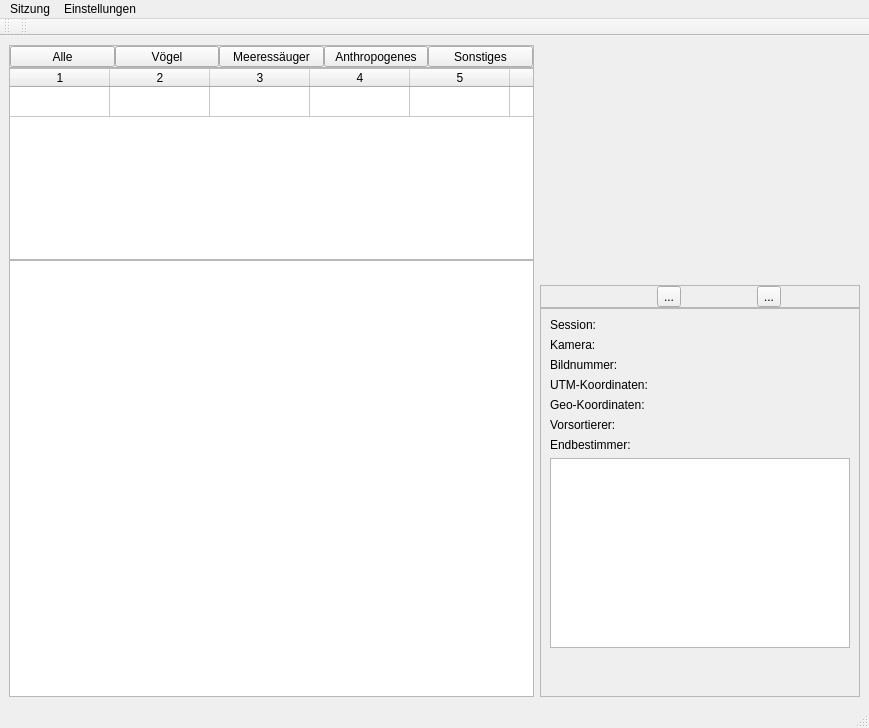
Above: ui/mainwindow.ui from ifaoe/2015-08-Daisi-Image-Library before the change. Below: the same form after it.
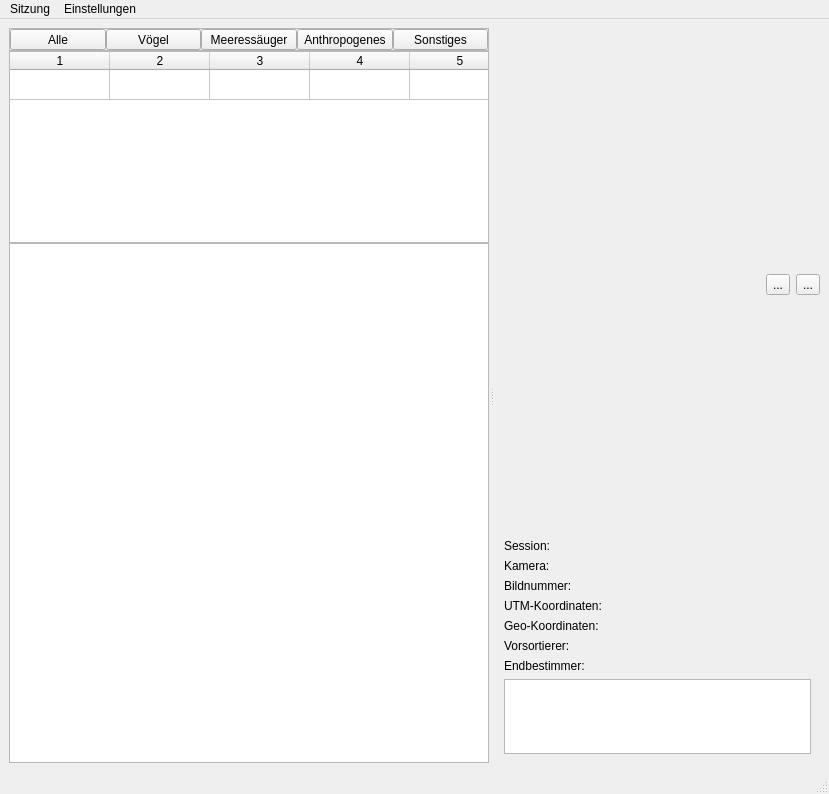
That is the form after the change. Icons and pictures are not drawn.

```diff
--- a/ui/mainwindow.ui
+++ b/ui/mainwindow.ui
@@ -6,8 +6,8 @@
    <rect>
     <x>0</x>
     <y>0</y>
-    <width>869</width>
-    <height>728</height>
+    <width>829</width>
+    <height>794</height>
    </rect>
   </property>
   <property name="windowTitle">
@@ -15,7 +15,39 @@
   </property>
   <widget class="QWidget" name="centralwidget">
    <layout class="QGridLayout" name="gridLayout">
-    <item row="1" column="0" rowspan="3" colspan="2">
+    <item row="0" column="0">
+     <widget class="QSplitter" name="splitter">
+      <property name="sizePolicy">
+       <sizepolicy hsizetype="Expanding" vsizetype="Expanding">
+        <horstretch>0</horstretch>
+        <verstretch>0</verstretch>
+       </sizepolicy>
+      </property>
+      <property name="orientation">
+       <enum>Qt::Horizontal</enum>
+      </property>
+      <property name="opaqueResize">
+       <bool>true</bool>
+      </property>
+      <property name="handleWidth">
+       <number>6</number>
+      </property>
+      <property name="childrenCollapsible">
+       <bool>true</bool>
+      </property>
+      <widget class="QWidget" name="widget_table" native="true">
+       <property name="sizePolicy">
+        <sizepolicy hsizetype="MinimumExpanding" vsizetype="MinimumExpanding">
+         <horstretch>0</horstretch>
+         <verstretch>0</verstretch>
+        </sizepolicy>
+       </property>
+       <property name="minimumSize">
+        <size>
+         <width>480</width>
+         <height>0</height>
+        </size>
+       </property>
      <layout class="QVBoxLayout" name="verticalLayout_2">
       <property name="spacing">
        <number>0</number>
@@ -276,52 +308,63 @@
        </widget>
       </item>
      </layout>
-    </item>
-    <item row="1" column="2" rowspan="3">
+      </widget>
+      <widget class="QWidget" name="widget_side" native="true">
+       <property name="sizePolicy">
+        <sizepolicy hsizetype="MinimumExpanding" vsizetype="MinimumExpanding">
+         <horstretch>0</horstretch>
+         <verstretch>0</verstretch>
+        </sizepolicy>
+       </property>
+       <property name="minimumSize">
+        <size>
+         <width>325</width>
+         <height>0</height>
+        </size>
+       </property>
+       <property name="maximumSize">
+        <size>
+         <width>16777215</width>
+         <height>16777215</height>
+        </size>
+       </property>
      <layout class="QVBoxLayout" name="verticalLayout">
       <property name="spacing">
-       <number>0</number>
-      </property>
-      <item>
-       <widget class="QWidget" name="widget_image" native="true">
-        <property name="sizePolicy">
-         <sizepolicy hsizetype="Preferred" vsizetype="Preferred">
-          <horstretch>1</horstretch>
-          <verstretch>1</verstretch>
-         </sizepolicy>
-        </property>
-        <property name="minimumSize">
-         <size>
-          <width>320</width>
-          <height>240</height>
-         </size>
-        </property>
-        <property name="maximumSize">
-         <size>
-          <width>16777215</width>
-          <height>16777215</height>
-         </size>
-        </property>
-       </widget>
-      </item>
+         <number>1</number>
+        </property>
       <item>
        <widget class="QFrame" name="frame_3">
         <property name="sizePolicy">
-         <sizepolicy hsizetype="Preferred" vsizetype="Preferred">
+           <sizepolicy hsizetype="Expanding" vsizetype="Expanding">
           <horstretch>0</horstretch>
           <verstretch>0</verstretch>
          </sizepolicy>
         </property>
+          <property name="minimumSize">
+           <size>
+            <width>0</width>
+            <height>0</height>
+           </size>
+          </property>
+          <property name="maximumSize">
+           <size>
+            <width>16777215</width>
+            <height>16777215</height>
+           </size>
+          </property>
+          <property name="baseSize">
+           <size>
+            <width>0</width>
+            <height>0</height>
+           </size>
+          </property>
         <property name="frameShape">
-         <enum>QFrame::StyledPanel</enum>
+           <enum>QFrame::NoFrame</enum>
         </property>
         <property name="frameShadow">
          <enum>QFrame::Raised</enum>
         </property>
-        <layout class="QHBoxLayout" name="horizontalLayout">
-         <property name="spacing">
-          <number>0</number>
-         </property>
+          <layout class="QGridLayout" name="gridLayout_4">
          <property name="leftMargin">
           <number>0</number>
          </property>
@@ -334,13 +377,13 @@
          <property name="bottomMargin">
           <number>0</number>
          </property>
-         <item>
+           <item row="1" column="0">
           <spacer name="horizontalSpacer">
            <property name="orientation">
             <enum>Qt::Horizontal</enum>
            </property>
            <property name="sizeType">
-            <enum>QSizePolicy::Preferred</enum>
+              <enum>QSizePolicy::Expanding</enum>
            </property>
            <property name="sizeHint" stdset="0">
             <size>
@@ -350,7 +393,7 @@
            </property>
           </spacer>
          </item>
-         <item>
+           <item row="1" column="2">
           <widget class="QToolButton" name="button_save_image">
            <property name="text">
             <string>...</string>
@@ -362,7 +405,7 @@
            </property>
           </widget>
          </item>
-         <item>
+           <item row="1" column="3">
           <widget class="QToolButton" name="button_image_popup">
            <property name="text">
             <string>...</string>
@@ -374,19 +417,72 @@
            </property>
           </widget>
          </item>
+           <item row="0" column="0" colspan="4">
+            <widget class="QWidget" name="widget_image" native="true">
+             <property name="sizePolicy">
+              <sizepolicy hsizetype="MinimumExpanding" vsizetype="MinimumExpanding">
+               <horstretch>0</horstretch>
+               <verstretch>0</verstretch>
+              </sizepolicy>
+             </property>
+             <property name="minimumSize">
+              <size>
+               <width>240</width>
+               <height>240</height>
+              </size>
+             </property>
+             <property name="maximumSize">
+              <size>
+               <width>16777215</width>
+               <height>16777215</height>
+              </size>
+             </property>
+             <property name="sizeIncrement">
+              <size>
+               <width>0</width>
+               <height>0</height>
+              </size>
+             </property>
+            </widget>
+           </item>
         </layout>
        </widget>
       </item>
+        <item>
+         <spacer name="verticalSpacer">
+          <property name="orientation">
+           <enum>Qt::Vertical</enum>
+          </property>
+          <property name="sizeHint" stdset="0">
+           <size>
+            <width>20</width>
+            <height>40</height>
+           </size>
+          </property>
+         </spacer>
+        </item>
       <item>
        <widget class="QFrame" name="frame">
         <property name="sizePolicy">
-         <sizepolicy hsizetype="Preferred" vsizetype="Preferred">
+           <sizepolicy hsizetype="Expanding" vsizetype="Minimum">
           <horstretch>0</horstretch>
           <verstretch>0</verstretch>
          </sizepolicy>
         </property>
+          <property name="minimumSize">
+           <size>
+            <width>0</width>
+            <height>0</height>
+           </size>
+          </property>
+          <property name="maximumSize">
+           <size>
+            <width>16777215</width>
+            <height>16777215</height>
+           </size>
+          </property>
         <property name="frameShape">
-         <enum>QFrame::StyledPanel</enum>
+           <enum>QFrame::NoFrame</enum>
         </property>
         <property name="frameShadow">
          <enum>QFrame::Raised</enum>
@@ -397,6 +493,9 @@
            <property name="text">
             <string/>
            </property>
+             <property name="buddy">
+              <cstring>widget_side</cstring>
+             </property>
           </widget>
          </item>
          <item row="0" column="0">
@@ -462,33 +561,6 @@
            </property>
           </widget>
          </item>
-         <item row="2" column="0">
-          <widget class="QLabel" name="label_3">
-           <property name="text">
-            <string>Bildnummer:</string>
-           </property>
-          </widget>
-         </item>
-         <item row="0" column="1">
-          <widget class="QLabel" name="label_session_text">
-           <property name="text">
-            <string/>
-           </property>
-          </widget>
-         </item>
-         <item row="8" column="0" colspan="2">
-          <spacer name="verticalSpacer">
-           <property name="orientation">
-            <enum>Qt::Vertical</enum>
-           </property>
-           <property name="sizeHint" stdset="0">
-            <size>
-             <width>20</width>
-             <height>40</height>
-            </size>
-           </property>
-          </spacer>
-         </item>
          <item row="6" column="0">
           <widget class="QLabel" name="label_12">
            <property name="text">
@@ -496,6 +568,13 @@
            </property>
           </widget>
          </item>
+           <item row="2" column="0">
+            <widget class="QLabel" name="label_3">
+             <property name="text">
+              <string>Bildnummer:</string>
+             </property>
+            </widget>
+           </item>
          <item row="1" column="0">
           <widget class="QLabel" name="label_2">
            <property name="text">
@@ -503,6 +582,13 @@
            </property>
           </widget>
          </item>
+           <item row="0" column="1">
+            <widget class="QLabel" name="label_session_text">
+             <property name="text">
+              <string/>
+             </property>
+            </widget>
+           </item>
          <item row="7" column="0" colspan="2">
           <widget class="QPlainTextEdit" name="plain_text_remark">
            <property name="sizePolicy">
@@ -511,6 +597,18 @@
              <verstretch>0</verstretch>
             </sizepolicy>
            </property>
+             <property name="minimumSize">
+              <size>
+               <width>0</width>
+               <height>50</height>
+              </size>
+             </property>
+             <property name="maximumSize">
+              <size>
+               <width>16777215</width>
+               <height>75</height>
+              </size>
+             </property>
            <property name="readOnly">
             <bool>true</bool>
            </property>
@@ -520,6 +618,8 @@
        </widget>
       </item>
      </layout>
+      </widget>
+     </widget>
     </item>
    </layout>
   </widget>
@@ -528,7 +628,7 @@
     <rect>
      <x>0</x>
      <y>0</y>
-     <width>869</width>
+     <width>829</width>
      <height>27</height>
     </rect>
    </property>
@@ -549,28 +649,6 @@
    <addaction name="menuEinstellungen"/>
   </widget>
   <widget class="QStatusBar" name="statusbar"/>
-  <widget class="QToolBar" name="toolBar">
-   <property name="windowTitle">
-    <string>toolBar</string>
-   </property>
-   <attribute name="toolBarArea">
-    <enum>TopToolBarArea</enum>
-   </attribute>
-   <attribute name="toolBarBreak">
-    <bool>false</bool>
-   </attribute>
-  </widget>
-  <widget class="QToolBar" name="toolBar_2">
-   <property name="windowTitle">
-    <string>toolBar_2</string>
-   </property>
-   <attribute name="toolBarArea">
-    <enum>TopToolBarArea</enum>
-   </attribute>
-   <attribute name="toolBarBreak">
-    <bool>false</bool>
-   </attribute>
-  </widget>
   <action name="actionSpalten">
    <property name="text">
     <string>Spalten</string>
```
Lines whose indentation alone changed are shown as unchanged.
